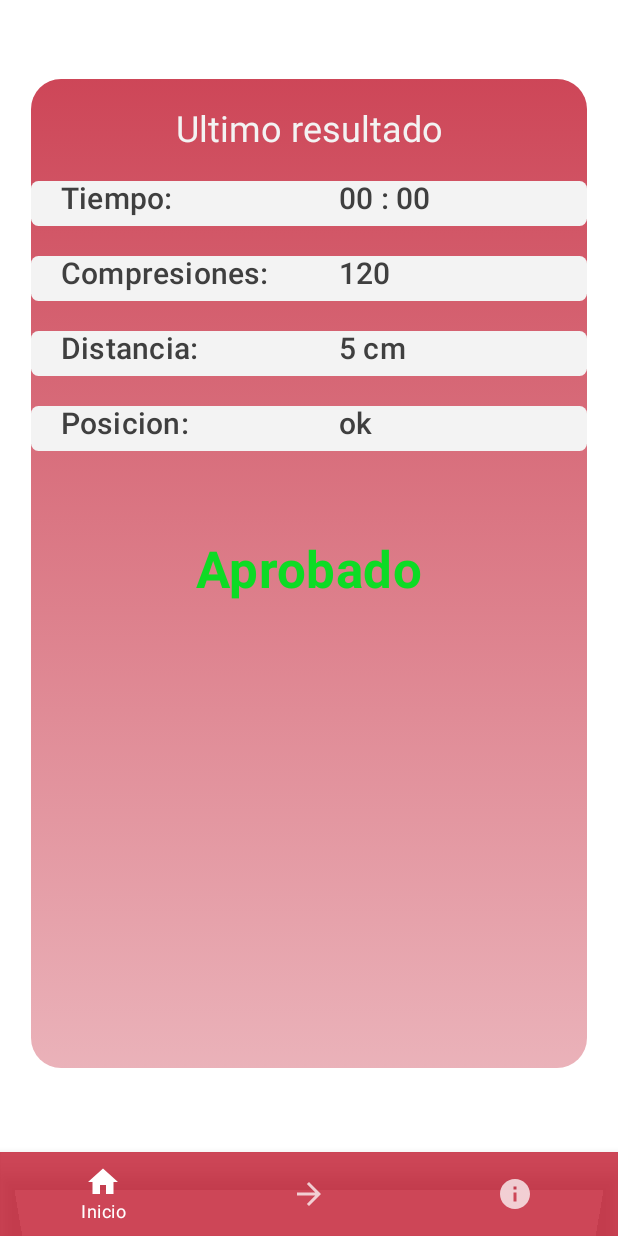
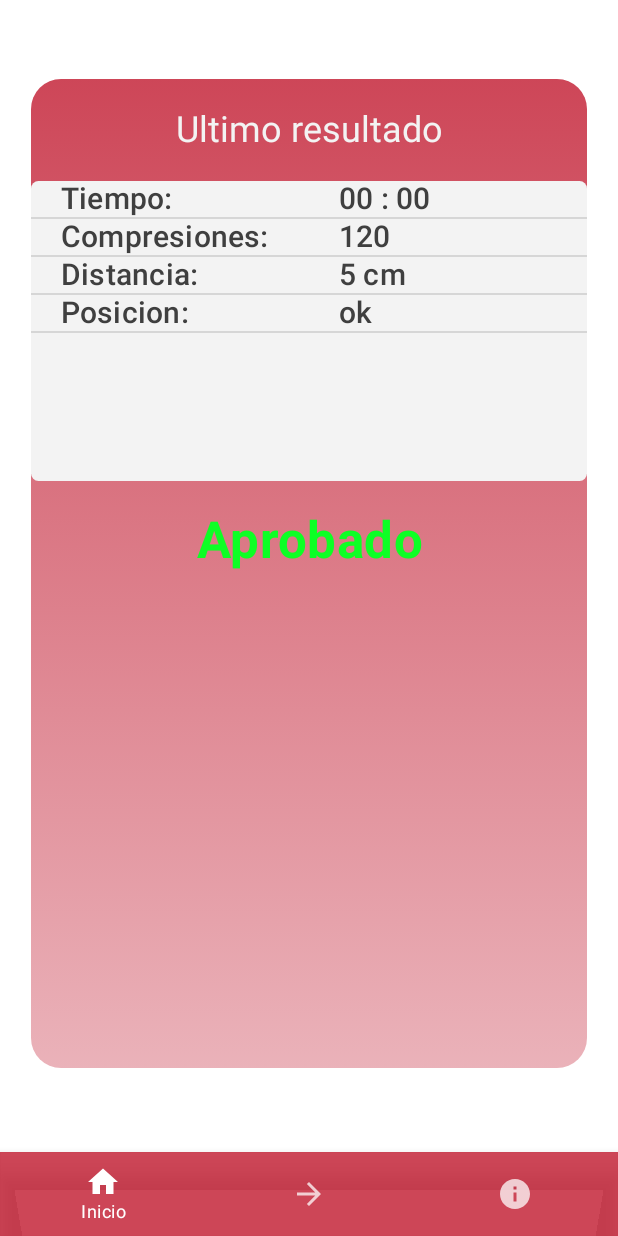
Before and after one commit to kaponero/MyApplication2, an Android app built with Jetpack Compose: the screen it shows after launch (MainActivity), on a phone screen of 412 x 824 dp. Run offline under Robolectric (Android 15) with nearby library versions, the phone set to English and light mode, and no system bars; our stand-ins replace Dagger/Hilt's generated code.

Commit message:
cambiando el aboutscreen

```diff
--- a/app/src/main/java/com/example/myapplication/presentation/About.kt
+++ b/app/src/main/java/com/example/myapplication/presentation/About.kt
@@ -4,6 +4,7 @@ import android.bluetooth.BluetoothAdapter
 import android.widget.Chronometer
 import android.widget.TextView
 import androidx.compose.foundation.BorderStroke
+import androidx.compose.foundation.background
 import androidx.compose.foundation.border
 import androidx.compose.foundation.layout.*
 import androidx.compose.foundation.shape.RoundedCornerShape
@@ -33,7 +34,9 @@ import com.example.myapplication.presentation.ScreenElements.tiempo
 import com.example.myapplication.presentation.permissions.PermissionUtils
 import com.example.myapplication.presentation.permissions.SystemBroadcastReceiver
 import com.example.myapplication.ui.theme.Bordo
+import com.example.myapplication.ui.theme.darkBlue
 import com.example.myapplication.ui.theme.darkGray
+import com.example.myapplication.ui.theme.gray
 import com.google.accompanist.permissions.ExperimentalPermissionsApi
 import com.google.accompanist.permissions.rememberMultiplePermissionsState
 
@@ -96,13 +99,13 @@ fun About(navController: NavController,
     ){
         Column(
             modifier = Modifier
-                .fillMaxWidth(0.6f)
-                .aspectRatio(1f)
-                .border(
-                    BorderStroke(
-                        5.dp, darkGray
-                    ),
-                    RoundedCornerShape(10.dp)
+                .fillMaxWidth()
+                .fillMaxHeight()
+                //.height(580.dp)
+                //.aspectRatio(1f)
+                .background(
+                    gray,
+                    //RoundedCornerShape(10.dp)
                 ),
             verticalArrangement = Arrangement.Center,
             horizontalAlignment = Alignment.CenterHorizontally
--- a/app/src/main/java/com/example/myapplication/presentation/SplashScreen.kt
+++ b/app/src/main/java/com/example/myapplication/presentation/SplashScreen.kt
@@ -9,6 +9,7 @@ import androidx.compose.runtime.LaunchedEffect
 import androidx.compose.ui.Alignment
 import androidx.compose.ui.Modifier
 import androidx.compose.ui.draw.scale
+import androidx.compose.ui.graphics.Color
 import androidx.compose.ui.res.fontResource
 import androidx.compose.ui.res.painterResource
 import androidx.compose.ui.text.font.FontStyle
@@ -17,13 +18,14 @@ import androidx.compose.ui.unit.dp
 import androidx.compose.ui.unit.sp
 import androidx.navigation.NavController
 import com.example.myapplication.R
+import com.example.myapplication.ui.theme.white
 import kotlinx.coroutines.delay
 
 @Composable
 fun SplashScreen(navController: NavController){
 
     LaunchedEffect(key1 = true){
-        delay(3000)
+        delay(2000)
         navController.popBackStack()
         navController.navigate(Screen.StartScreen.route)
     }
@@ -66,6 +68,7 @@ fun SplashIcono() {
         Text(
             text = "EntrenadorRCP",
             fontSize = 18.sp,
+            color = Color.Black
         )
     }
 }
--- a/app/src/main/java/com/example/myapplication/presentation/StartScreen.kt
+++ b/app/src/main/java/com/example/myapplication/presentation/StartScreen.kt
@@ -4,6 +4,7 @@ import androidx.compose.foundation.background
 import androidx.compose.foundation.border
 import androidx.compose.foundation.layout.*
 import androidx.compose.foundation.shape.RoundedCornerShape
+import androidx.compose.material.Divider
 import androidx.compose.material.MaterialTheme
 import androidx.compose.material.Text
 import androidx.compose.runtime.Composable
@@ -14,6 +15,7 @@ import androidx.compose.ui.graphics.Color
 import androidx.compose.ui.layout.VerticalAlignmentLine
 import androidx.compose.ui.text.font.FontStyle
 import androidx.compose.ui.text.font.FontWeight
+import androidx.compose.ui.text.style.TextAlign
 import androidx.compose.ui.unit.dp
 import androidx.navigation.NavController
 import com.example.myapplication.presentation.ScreenElements.reset
@@ -51,16 +53,13 @@ fun StartScreen(navController: NavController,onBluetoothStateChanged:()->Unit){
                         text = "Ultimo resultado",
                 style = MaterialTheme.typography.h5,
                 color = white)
-
-            Row(
+            Column(
                 modifier = Modifier
                     .fillMaxWidth()
-                    .background(
-                        white,
-                        RoundedCornerShape(5.dp)
-                    )
-                    .height(30.dp)
-            ) {
+                    .background(white, RoundedCornerShape(5.dp))
+                    .height(200.dp)
+            ){
+                Row(){
                     Box (
                         modifier = Modifier.fillMaxWidth(0.5f),
                         contentAlignment = Alignment.CenterStart
@@ -97,17 +96,9 @@ fun StartScreen(navController: NavController,onBluetoothStateChanged:()->Unit){
                         )
                     }
                 }
-            Spacer(modifier = Modifier.height(20.dp))
-            Row(
-                modifier = Modifier
-                    .fillMaxWidth()
-                    .background(
-                        white,
-                        RoundedCornerShape(5.dp)
-                    )
-                    .height(30.dp)
-
-            ) {
+                Divider()
+                Row()
+                {
                     Box (
                         modifier = Modifier.fillMaxWidth(0.5f),
                         contentAlignment = Alignment.CenterStart
@@ -132,17 +123,9 @@ fun StartScreen(navController: NavController,onBluetoothStateChanged:()->Unit){
                         )
                     }
                 }
-            Spacer(modifier = Modifier.height(20.dp))
-            Row(
-                modifier = Modifier
-                    .fillMaxWidth()
-                    .background(
-                        white,
-                        RoundedCornerShape(5.dp)
-                    )
-                    .height(30.dp)
-
-            ) {
+                //Spacer(modifier = Modifier.height(20.dp))
+                Divider()
+                Row() {
                     Box (
                         modifier = Modifier.fillMaxWidth(0.5f),
                         contentAlignment = Alignment.CenterStart
@@ -167,17 +150,9 @@ fun StartScreen(navController: NavController,onBluetoothStateChanged:()->Unit){
                         )
                     }
                 }
-            Spacer(modifier = Modifier.height(20.dp))
-            Row(
-                modifier = Modifier
-                    .fillMaxWidth()
-                    .background(
-                        white,
-                        RoundedCornerShape(5.dp)
-                    )
-                    .height(30.dp)
-
-            ) {
+                //Spacer(modifier = Modifier.height(20.dp))
+                Divider()
+                Row() {
                     Box (
                         modifier = Modifier.fillMaxWidth(0.5f),
                         contentAlignment = Alignment.CenterStart
@@ -202,12 +177,15 @@ fun StartScreen(navController: NavController,onBluetoothStateChanged:()->Unit){
                         )
                     }
                 }
-            Spacer(modifier = Modifier.height(60.dp))
+                Divider()
+            }
+            Spacer(modifier = Modifier.height(20.dp))
             Text(
                 text = "Aprobado",
                 style = MaterialTheme.typography.h4,
-                color = green,
-                fontWeight = FontWeight.Bold
+                color = ligtgreen,
+                fontWeight = FontWeight.Bold,
+                textAlign = TextAlign.Center
             )
         }
     }
--- a/app/src/main/java/com/example/myapplication/ui/theme/Color.kt
+++ b/app/src/main/java/com/example/myapplication/ui/theme/Color.kt
@@ -23,3 +23,5 @@ val redOrange = Color(0xFFe84a23)
 val green = Color(0xFF0ddb25)
 val blue = Color(0xFF140ddb)
 val brightBlue = Color(0xFF027cf5)
+
+val ligtgreen = Color(0xFF0dFF25)
--- a/app/src/main/java/com/example/myapplication/ui/theme/Type.kt
+++ b/app/src/main/java/com/example/myapplication/ui/theme/Type.kt
@@ -1,6 +1,7 @@
 package com.example.myapplication.ui.theme
 
 import androidx.compose.material.Typography
+import androidx.compose.ui.graphics.Color
 import androidx.compose.ui.text.TextStyle
 import androidx.compose.ui.text.font.FontFamily
 import androidx.compose.ui.text.font.FontWeight
@@ -11,7 +12,9 @@ val Typography = Typography(
     body1 = TextStyle(
         fontFamily = FontFamily.Default,
         fontWeight = FontWeight.Normal,
-        fontSize = 16.sp
+        fontSize = 16.sp,
+        color = Color.White
+
     )
     /* Other default text styles to override
     button = TextStyle(
```
Lines whose indentation alone changed are shown as unchanged.
